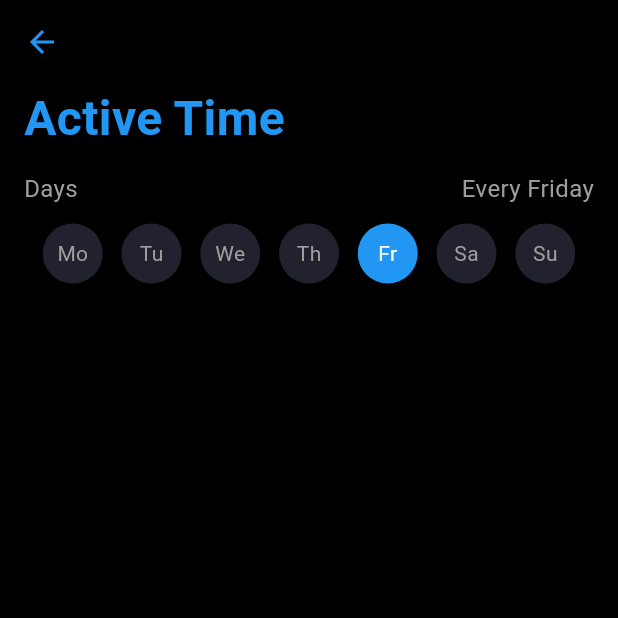
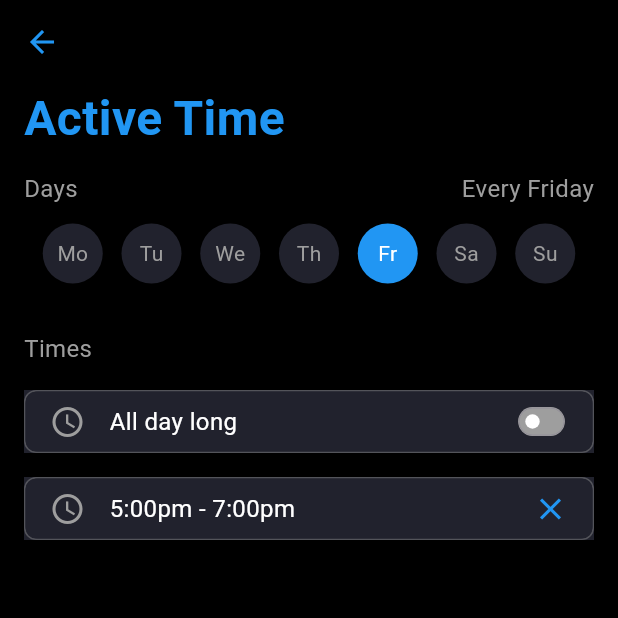
Before and after one commit to spiritoftime/check-app-plugin, a Flutter app: the TimeLimit screen opened by its route, on a phone screen of 412 x 824 dp, the top half of it. Run offline on Flutter 3.47's test engine with Material 3 defaults, Android fonts, the phone set to English and light mode, and no system bars; our stand-ins replace accordion, bloc, buttons_tabbar, carousel_slider, equatable, flutter_bloc and 4 more; missing offline and left inert: flutter_background_service, flutter_background_service_android, overlay_pop_up.

Commit message:
add all_day_timing_row

```diff
--- a/example/lib/features/blocking_conditions/presentation/widgets/blocking_condition.dart
+++ b/example/lib/features/blocking_conditions/presentation/widgets/blocking_condition.dart
@@ -1,3 +1,4 @@
+import 'package:checkapp_plugin_example/shared/widgets/hover_ink_well.dart';
 import 'package:flutter/material.dart';
 import 'package:gap/gap.dart';
 import 'package:go_router/go_router.dart';
@@ -19,18 +20,8 @@ class BlockingCondition extends StatelessWidget {
     return Column(
       children: [
         const Gap(12),
-        Material(
-          child: InkWell(
+        HoverInkWell(
           onTap: () => context.go(route),
-            child: Ink(
-              color: const Color(0xff21222D),
-              child: Container(
-                padding: const EdgeInsets.all(16.0),
-                decoration: BoxDecoration(
-                  border:
-                      Border.all(color: Colors.grey.withOpacity(0.4), width: 1),
-                  borderRadius: BorderRadius.circular(8),
-                ),
           child: Row(
             children: [
               Container(
@@ -65,9 +56,6 @@ class BlockingCondition extends StatelessWidget {
               )
             ],
           ),
-              ),
-            ),
-          ),
         )
       ],
     );
--- /dev/null
+++ b/example/lib/features/create_time/cubit/cubit/time_cubit.dart
@@ -0,0 +1,14 @@
+import 'package:bloc/bloc.dart';
+import 'package:checkapp_plugin_example/features/create_time/models/day/day.dart';
+import 'package:checkapp_plugin_example/features/create_time/models/time/time.dart';
+import 'package:checkapp_plugin_example/features/create_time/models/timing/timing.dart';
+import 'package:meta/meta.dart';
+
+
+class TimeCubit extends Cubit<Time> {
+  TimeCubit() : super(Time(days: [], timings: []));
+    void updateTime(
+      {List<Day>? days, List<Timing>? timings, }) {
+    emit(state.copyWith(days: days, timings: timings));
+  }
+}
--- a/example/lib/features/create_time/models/day/day.dart
+++ b/example/lib/features/create_time/models/day/day.dart
@@ -27,10 +27,10 @@ extension DaysExtension on Days {
 
 @JsonSerializable()
 class Day {
-  final Days name;
+  final String day;
 
   Day({
-    required this.name,
+    required this.day,
   });
 
   factory Day.fromJson(Map<dynamic, dynamic> json) => _$DayFromJson(json);
--- a/example/lib/features/create_time/models/time/time.dart
+++ b/example/lib/features/create_time/models/time/time.dart
@@ -2,6 +2,7 @@ import 'package:checkapp_plugin_example/features/create_time/models/day/day.dart
 import 'package:checkapp_plugin_example/features/create_time/models/timing/timing.dart';
 import 'package:json_annotation/json_annotation.dart';
 part 'time.g.dart';
+
 @JsonSerializable()
 class Time {
   final List<Day> days;
@@ -11,6 +12,15 @@ class Time {
     required this.days,
     required this.timings,
   });
+  copyWith({
+    List<Day>? days,
+    List<Timing>? timings,
+  }) {
+    return Time(
+      days: days ?? this.days,
+      timings: timings ?? this.timings,
+    );
+  }
 
   factory Time.fromJson(Map<dynamic, dynamic> json) => _$TimeFromJson(json);
   Map<dynamic, dynamic> toJson() => _$TimeToJson(this);
--- a/example/lib/features/create_time/time_limit.dart
+++ b/example/lib/features/create_time/time_limit.dart
@@ -1,4 +1,6 @@
 import 'package:checkapp_plugin_example/features/create_time/widgets/day_row.dart';
+import 'package:checkapp_plugin_example/features/create_time/widgets/all_day_timing_row.dart';
+import 'package:checkapp_plugin_example/features/create_time/widgets/timing_row.dart';
 import 'package:flutter/material.dart';
 import 'package:flutter/widgets.dart';
 import 'package:gap/gap.dart';
@@ -35,12 +37,25 @@ class TimeLimit extends StatelessWidget {
                     fontSize: 32.0),
               ),
               const Gap(12),
-              Expanded(
-                child: const Column(
-                  children: [
-                   DayRow(),
-                    Row()
-                  ],
+              const Expanded(
+                child: SingleChildScrollView(
+                  child: Column(
+                    crossAxisAlignment: CrossAxisAlignment.start,
+                    children: [
+                      DayRow(),
+                      Gap(32),
+                      const Text(
+                        "Times",
+                        style: TextStyle(color: Colors.grey, fontSize: 16.0),
+                      ),
+                      Gap(16),
+                      AllDayTimingRow(),
+                      Padding(
+                        padding: EdgeInsets.only(top:16.0),
+                        child: TimingRow(),
+                      )
+                    ],
+                  ),
                 ),
               )
             ],
--- /dev/null
+++ b/example/lib/features/create_time/widgets/all_day_timing_row.dart
@@ -0,0 +1,52 @@
+import 'package:checkapp_plugin_example/shared/widgets/grey_container.dart';
+import 'package:checkapp_plugin_example/shared/widgets/hover_ink_well.dart';
+import 'package:flutter/material.dart';
+import 'package:gap/gap.dart';
+
+class AllDayTimingRow extends StatefulWidget {
+  const AllDayTimingRow({super.key});
+
+  @override
+  State<AllDayTimingRow> createState() => _AllDayTimingRowState();
+}
+
+class _AllDayTimingRowState extends State<AllDayTimingRow> {
+  bool _isEnabled = false;
+  @override
+  Widget build(BuildContext context) {
+    return HoverInkWell(
+      inkWellPadding: const EdgeInsets.all(0),
+      child: GreyContainer(
+        child: Row(
+          children: [
+            const Icon(Icons.schedule, color: Colors.grey, size: 24),
+            const Gap(16),
+            const Text(
+              "All day long",
+              style: TextStyle(color: Colors.white, fontSize: 16),
+            ),
+            const Spacer(),
+            SizedBox(
+              height: 24,
+              child: FittedBox(
+                fit: BoxFit.fill,
+                child: Switch(
+                    thumbColor: WidgetStateProperty.all(Colors.white),
+                    activeColor: Colors.blue,
+                    inactiveTrackColor: Colors.grey,
+                    materialTapTargetSize: MaterialTapTargetSize.shrinkWrap,
+                    value: _isEnabled,
+                    trackOutlineWidth: WidgetStateProperty.all(0),
+                    onChanged: (bool isEnabled) {
+                      setState(() {
+                        _isEnabled = isEnabled;
+                      });
+                    }),
+              ),
+            ),
+          ],
+        ),
+      ),
+    );
+  }
+}
--- a/example/lib/features/create_time/widgets/day_row.dart
+++ b/example/lib/features/create_time/widgets/day_row.dart
@@ -1,3 +1,4 @@
+import 'package:checkapp_plugin_example/features/create_time/cubit/cubit/time_cubit.dart';
 import 'package:checkapp_plugin_example/features/create_time/models/day/day.dart';
 import 'package:flutter/material.dart';
 import 'package:gap/gap.dart';
@@ -10,11 +11,10 @@ class DayRow extends StatefulWidget {
 
 class _DayRowState extends State<DayRow> {
   List<Days> selectedDays = [Days.friday];
-
+  TimeCubit timeCubit = TimeCubit();
   @override
   Widget build(BuildContext context) {
-    return Expanded(
-      child: Column(
+    return Column(
       children: [
         Row(
           children: [
@@ -24,12 +24,15 @@ class _DayRowState extends State<DayRow> {
             ),
             const Gap(16),
             Expanded(
-                child: Wrap(alignment: WrapAlignment.end, children: [
+              child: Wrap(
+                alignment: WrapAlignment.end,
+                children: [
                   Text(
                     "Every ${selectedDays.map((day) => day.day).join(", ")}",
                     style: const TextStyle(fontSize: 16, color: Colors.grey),
                   ),
-                ]),
+                ],
+              ),
             ),
           ],
         ),
@@ -46,6 +49,9 @@ class _DayRowState extends State<DayRow> {
                                 : selectedDays.remove(day)
                             : selectedDays.add(day);
                       });
+                      timeCubit.updateTime(
+                        days: selectedDays.map((d) => Day(day: d.day)).toList(),
+                      );
                     },
                     child: Container(
                       width: 40,
@@ -71,7 +77,6 @@ class _DayRowState extends State<DayRow> {
               .toList(),
         ),
       ],
-      ),
     );
   }
 }
--- /dev/null
+++ b/example/lib/features/create_time/widgets/timing_row.dart
@@ -0,0 +1,37 @@
+import 'package:checkapp_plugin_example/shared/widgets/grey_container.dart';
+import 'package:checkapp_plugin_example/shared/widgets/hover_ink_well.dart';
+import 'package:flutter/material.dart';
+import 'package:gap/gap.dart';
+
+class TimingRow extends StatefulWidget {
+  const TimingRow({super.key});
+
+  @override
+  State<TimingRow> createState() => _TimingRowState();
+}
+
+class _TimingRowState extends State<TimingRow> {
+  final String _timing = "5:00pm - 7:00pm";
+  @override
+  Widget build(BuildContext context) {
+    return HoverInkWell(
+      inkWellPadding: const EdgeInsets.all(0),
+      onTap: () {}, // open the timing picker
+      child: GreyContainer(
+        // height: 64,
+        child: Row(
+          children: [
+            const Icon(Icons.schedule, color: Colors.grey, size: 24),
+            const Gap(16),
+            Text(
+              _timing,
+              style: const TextStyle(color: Colors.white, fontSize: 16),
+            ),
+            const Spacer(),
+            const Icon(Icons.close, color: Colors.blue, size: 24),
+          ],
+        ),
+      ),
+    );
+  }
+}
--- a/example/lib/features/home/presentation/widgets/home_screen.dart
+++ b/example/lib/features/home/presentation/widgets/home_screen.dart
@@ -2,6 +2,7 @@ import 'package:checkapp_plugin_example/features/home/presentation/widgets/accor
 import 'package:checkapp_plugin_example/features/home/presentation/widgets/carousel_icons.dart';
 import 'package:checkapp_plugin_example/features/home/presentation/widgets/schedule_template_carousel.dart';
 import 'package:checkapp_plugin_example/features/home/presentation/widgets/endless_scrolling_widget.dart';
+import 'package:checkapp_plugin_example/shared/widgets/grey_container.dart';
 import 'package:flutter/material.dart';
 import 'package:go_router/go_router.dart';
 import 'package:gap/gap.dart';
@@ -45,13 +46,7 @@ class HomeScreen extends StatelessWidget {
                         ],
                       ),
                       const Gap(20),
-                      Container(
-                        decoration: const BoxDecoration(
-                          color: Color(0xff21222D),
-                          borderRadius: BorderRadius.all(
-                            Radius.circular(8),
-                          ),
-                        ),
+                      GreyContainer(
                         child: Padding(
                           padding: const EdgeInsets.symmetric(
                               horizontal: 16.0, vertical: 16.0),
@@ -126,13 +121,7 @@ class HomeScreen extends StatelessWidget {
                         ),
                       ),
                       const Gap(12),
-                      Container(
-                        decoration: const BoxDecoration(
-                          color: Color(0xff21222D),
-                          borderRadius: BorderRadius.all(
-                            Radius.circular(8),
-                          ),
-                        ),
+                      GreyContainer(
                         child: Padding(
                           padding: const EdgeInsets.symmetric(
                               horizontal: 16.0, vertical: 32.0),
--- a/example/lib/main.dart
+++ b/example/lib/main.dart
@@ -9,7 +9,6 @@ import 'package:flutter/material.dart';
 import 'dart:async';
 
 import 'package:flutter/services.dart';
-import 'package:checkapp_plugin/checkapp_plugin.dart';
 import 'package:checkapp_plugin_example/router/router.dart';
 import 'package:flutter_bloc/flutter_bloc.dart';
 
--- /dev/null
+++ b/example/lib/shared/widgets/grey_container.dart
@@ -0,0 +1,21 @@
+import 'package:flutter/material.dart';
+
+class GreyContainer extends StatelessWidget {
+  final Widget child;
+  const GreyContainer({super.key, required this.child, this.height});
+  final double? height;
+  @override
+  Widget build(BuildContext context) {
+    return Container(
+      height: height,
+      padding: const EdgeInsets.symmetric(vertical: 8.0, horizontal: 16),
+      decoration: const BoxDecoration(
+        color: Color(0xff21222D),
+        borderRadius: BorderRadius.all(
+          Radius.circular(8),
+        ),
+      ),
+      child: child,
+    );
+  }
+}
--- /dev/null
+++ b/example/lib/shared/widgets/hover_ink_well.dart
@@ -0,0 +1,34 @@
+import 'package:flutter/material.dart';
+import 'package:go_router/go_router.dart';
+
+class HoverInkWell extends StatelessWidget {
+  final Function()? onTap;
+  final EdgeInsets? inkWellPadding;
+  final Widget child;
+  const HoverInkWell({
+    super.key,
+    this.onTap,
+    required this.child,
+    this.inkWellPadding,
+  });
+
+  @override
+  Widget build(BuildContext context) {
+    return Material(
+      child: InkWell(
+        onTap: onTap,
+        child: Ink(
+          color: const Color(0xff21222D),
+          child: Container(
+              padding: inkWellPadding ?? const EdgeInsets.all(16.0),
+              decoration: BoxDecoration(
+                border:
+                    Border.all(color: Colors.grey.withOpacity(0.4), width: 1),
+                borderRadius: BorderRadius.circular(8),
+              ),
+              child: child),
+        ),
+      ),
+    );
+  }
+}
```
Also changed, not shown: example/lib/features/create_block/models/app/app.g.dart, example/lib/features/create_block/models/block/block.g.dart, example/lib/features/create_block/models/keyword/keyword.g.dart, example/lib/features/create_time/models/day/day.g.dart, example/lib/features/create_time/models/time/time.g.dart. Lines whose indentation alone changed are shown as unchanged.
